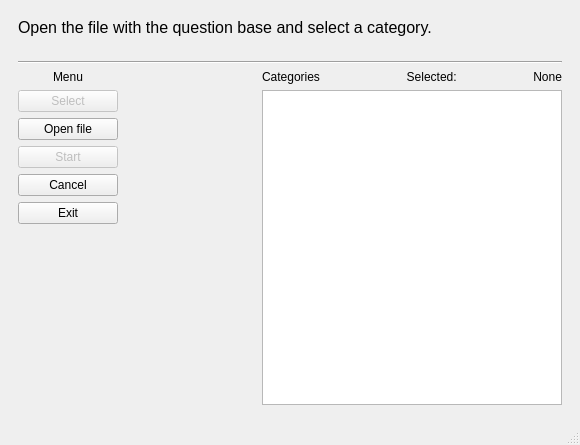
First picture: the form in mainwindow.ui, repository bscisel/WUT_Object-oriented_programming, before the edit.
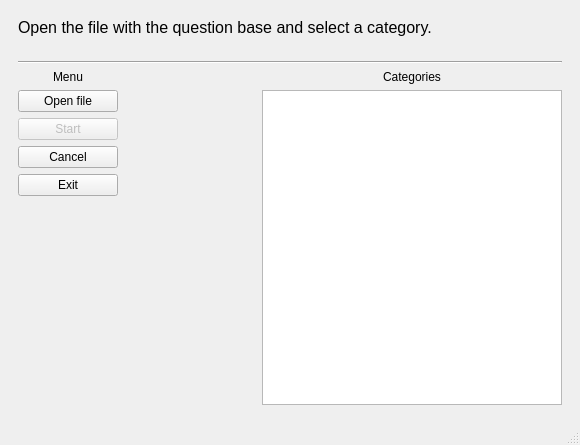
Second picture: the form after the edit. The open tabs and pages were chosen to show the change.

Patch:
```diff
--- a/mainwindow.ui
+++ b/mainwindow.ui
@@ -271,16 +271,6 @@
                 </property>
                </widget>
               </item>
-              <item>
-               <widget class="QPushButton" name="selectCategoryButton">
-                <property name="enabled">
-                 <bool>false</bool>
-                </property>
-                <property name="text">
-                 <string>Select</string>
-                </property>
-               </widget>
-              </item>
               <item>
                <widget class="QPushButton" name="openFileButton">
                 <property name="text">
@@ -355,31 +345,8 @@
                   <property name="text">
                    <string>Categories</string>
                   </property>
-                 </widget>
-                </item>
-                <item>
-                 <widget class="QLabel" name="label_2">
-                  <property name="sizePolicy">
-                   <sizepolicy hsizetype="Preferred" vsizetype="Preferred">
-                    <horstretch>0</horstretch>
-                    <verstretch>0</verstretch>
-                   </sizepolicy>
-                  </property>
-                  <property name="text">
-                   <string>Selected: </string>
-                  </property>
                   <property name="alignment">
-                   <set>Qt::AlignRight|Qt::AlignTrailing|Qt::AlignVCenter</set>
-                  </property>
-                 </widget>
-                </item>
-                <item>
-                 <widget class="QLabel" name="selectedCategoryLabel">
-                  <property name="text">
-                   <string>None</string>
-                  </property>
-                  <property name="alignment">
-                   <set>Qt::AlignRight|Qt::AlignTrailing|Qt::AlignVCenter</set>
+                   <set>Qt::AlignCenter</set>
                   </property>
                  </widget>
                 </item>
```
Left out of the diff: 3 changed lines with no effect on the pictures.
